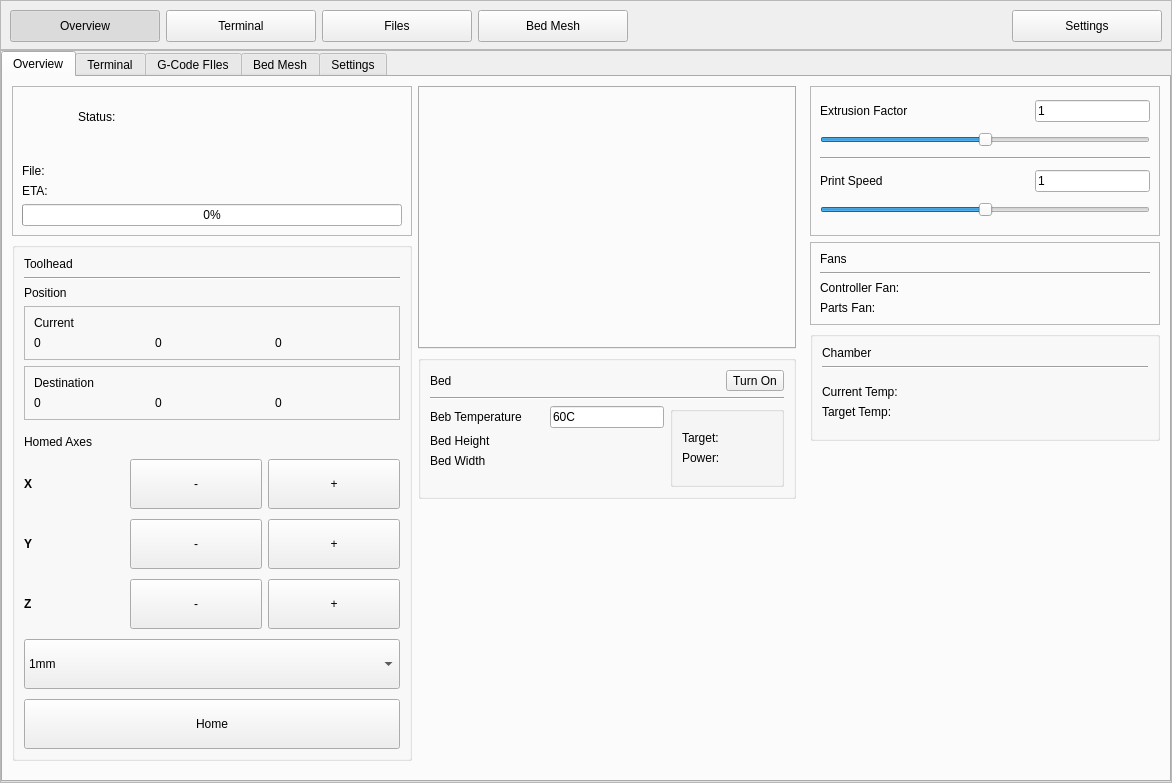
Above: pages/printer/printerpage.ui from DigitalArtifex/Flo before the change. Below: the same form after it.
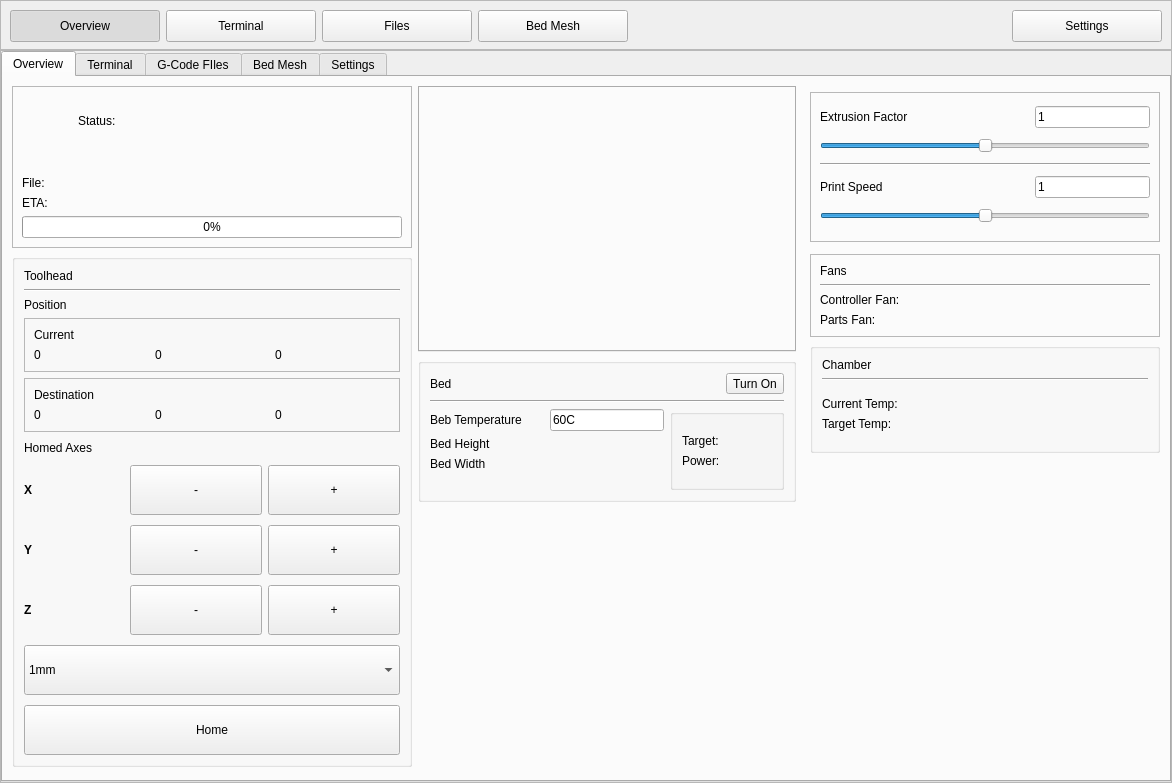
That is the form after the change. The open tabs and pages were chosen to show the change.

What changed in the file:
```diff
--- a/pages/printer/printerpage.ui
+++ b/pages/printer/printerpage.ui
@@ -221,7 +221,7 @@
           </sizepolicy>
          </property>
          <property name="currentIndex">
-          <number>1</number>
+          <number>0</number>
          </property>
          <widget class="QWidget" name="overviewTab">
           <attribute name="title">
@@ -529,17 +529,24 @@
               <enum>QFrame::Raised</enum>
              </property>
              <layout class="QGridLayout" name="gridLayout_10">
-              <item row="2" column="0" colspan="2">
+              <item row="3" column="0" colspan="2">
                <widget class="QLabel" name="fileLabel">
                 <property name="text">
                  <string>File:</string>
                 </property>
                </widget>
               </item>
-              <item row="1" column="0" colspan="2">
-               <widget class="QLabel" name="statusMessageLabel">
+              <item row="0" column="1">
+               <widget class="QLabel" name="printStatusLabel">
                 <property name="text">
-                 <string/>
+                 <string>Status:</string>
+                </property>
+               </widget>
+              </item>
+              <item row="4" column="0" colspan="2">
+               <widget class="QLabel" name="etaLabel">
+                <property name="text">
+                 <string>ETA:</string>
                 </property>
                </widget>
               </item>
@@ -565,26 +572,32 @@
                 </property>
                </widget>
               </item>
-              <item row="4" column="0" colspan="2">
+              <item row="5" column="0" colspan="2">
                <widget class="QProgressBar" name="printProgress">
                 <property name="value">
                  <number>0</number>
                 </property>
                </widget>
               </item>
-              <item row="0" column="1">
-               <widget class="QLabel" name="printStatusLabel">
+              <item row="1" column="0" colspan="2">
+               <widget class="QLabel" name="statusMessageLabel">
                 <property name="text">
-                 <string>Status:</string>
+                 <string/>
                 </property>
                </widget>
               </item>
-              <item row="3" column="0" colspan="2">
-               <widget class="QLabel" name="etaLabel">
-                <property name="text">
-                 <string>ETA:</string>
+              <item row="2" column="0">
+               <spacer name="verticalSpacer">
+                <property name="orientation">
+                 <enum>Qt::Vertical</enum>
                 </property>
-               </widget>
+                <property name="sizeHint" stdset="0">
+                 <size>
+                  <width>20</width>
+                  <height>40</height>
+                 </size>
+                </property>
+               </spacer>
               </item>
              </layout>
             </widget>
```
